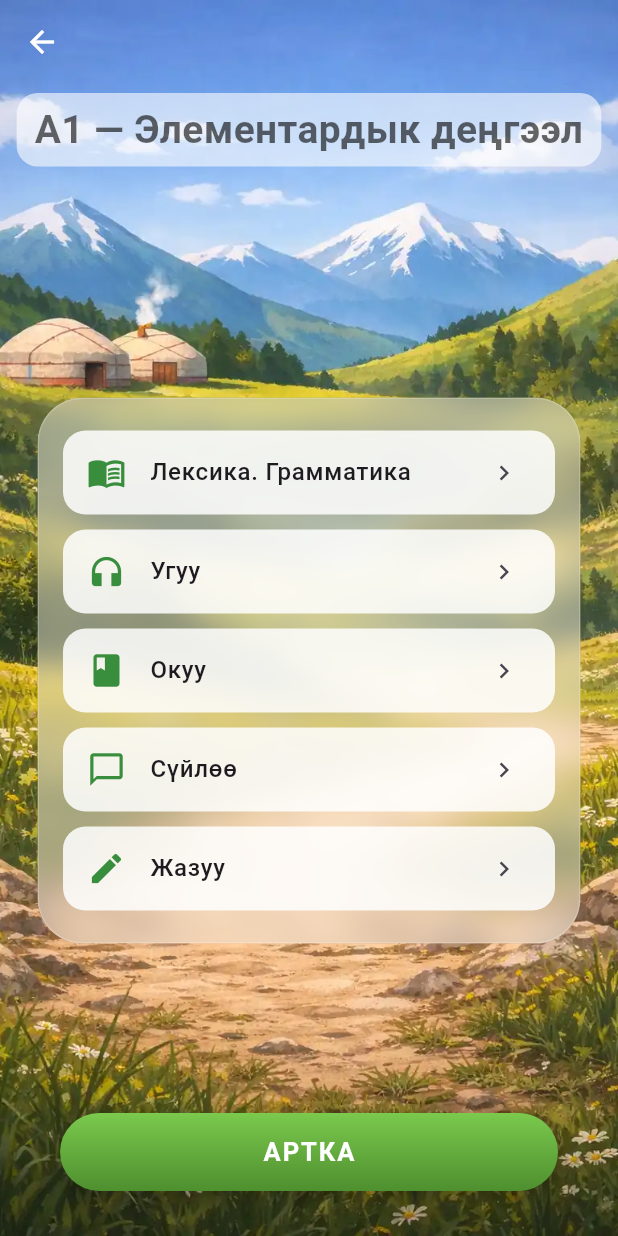
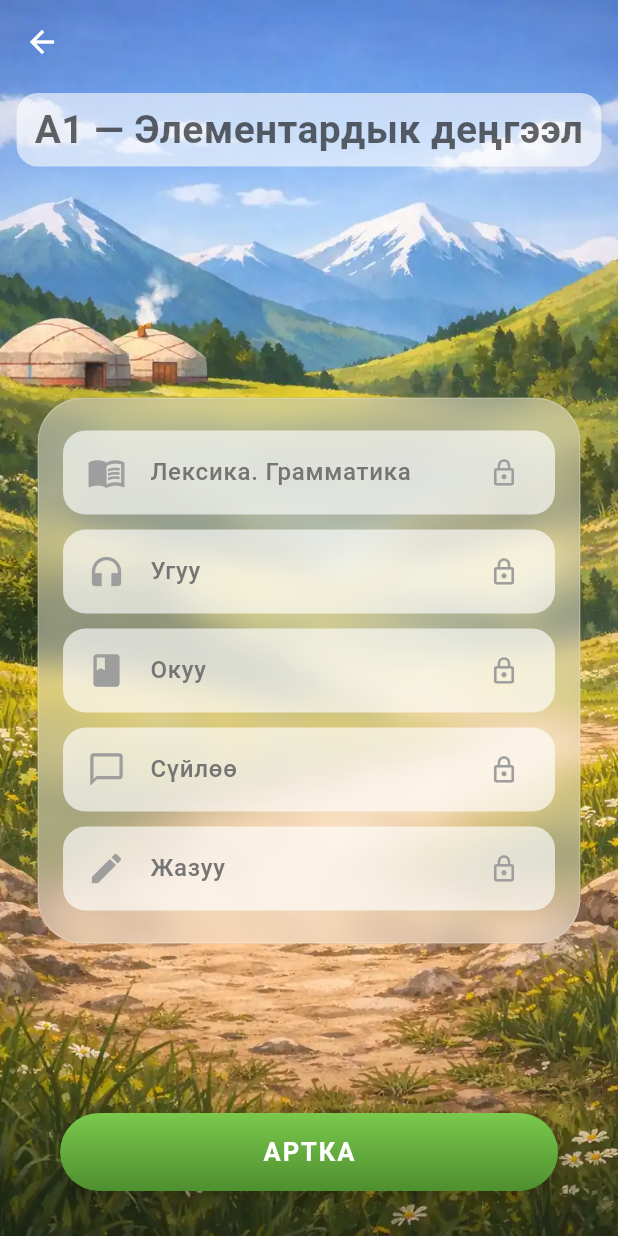
Before and after one commit to askatimm/Mobkyrgyztest, a Flutter app: the screen it shows after launch, after a tap on "Кыргызча", after a tap on "A1 Элементардык", on a phone screen of 412 x 824 dp. Run offline on Flutter 3.47's test engine with Material 3 defaults, Android fonts, the phone set to English and light mode, and no system bars; our stand-ins replace cloud_firestore, connectivity_plus, easy_localization, firebase_core, flutter_markdown, just_audio and 1 more; missing offline and left inert: record; accounts and stored records are empty.

Commit message:
Добавил подсказку первых букв для writing В1,В2,С2 и пустые субтесты неактивны

```diff
--- a/lib/level_detail_screen.dart
+++ b/lib/level_detail_screen.dart
@@ -1,7 +1,8 @@
 import 'dart:ui';
 import 'package:flutter/material.dart';
 import 'package:easy_localization/easy_localization.dart';
-import 'quiz_instructions_screen.dart'; // Проверь путь к файлу
+import 'quiz_instructions_screen.dart';
+import 'package:cloud_firestore/cloud_firestore.dart'; // Проверь путь к файлу
 
 class VolumeBackButton extends StatefulWidget {
   final String text;
@@ -109,6 +110,19 @@ class LevelDetailScreen extends StatelessWidget {
       default:
         return 'writing_instructions';
     }
+  }
+
+  Future<bool> _hasTasks(String subTestId) async {
+    final snapshot = await FirebaseFirestore.instance
+        .collection('levels')
+        .doc(levelId)
+        .collection('sub_tests')
+        .doc(subTestId)
+        .collection('tasks')
+        .limit(1)
+        .get();
+
+    return snapshot.docs.isNotEmpty;
   }
 
   @override
@@ -250,21 +264,45 @@ class LevelDetailScreen extends StatelessWidget {
     BuildContext context,
     String subTestId,
   ) {
+    return FutureBuilder<bool>(
+      future: _hasTasks(subTestId),
+      builder: (context, snapshot) {
+        final bool isLocked = !(snapshot.data ?? false);
+
         return Container(
           margin: const EdgeInsets.symmetric(vertical: 5),
           decoration: BoxDecoration(
-        color: Colors.white.withValues(alpha: 0.85),
+            color: Colors.white.withValues(alpha: isLocked ? 0.65 : 0.85),
             borderRadius: BorderRadius.circular(15),
           ),
           child: ListTile(
-        leading: Icon(icon, color: Colors.green[700], size: 26),
+            leading: Icon(
+              icon,
+              color: isLocked ? Colors.grey : Colors.green[700],
+              size: 26,
+            ),
             title: Text(
               textKey.tr(),
-          style: const TextStyle(fontSize: 16, fontWeight: FontWeight.w500),
+              style: TextStyle(
+                fontSize: 16,
+                fontWeight: FontWeight.w500,
+                color: isLocked ? Colors.grey[600] : Colors.black,
               ),
-        trailing: const Icon(Icons.chevron_right, size: 20),
-        onTap: () {
-          // ПЕРЕХОДИМ СРАЗУ В ИНСТРУКЦИИ
+            ),
+            trailing: snapshot.connectionState == ConnectionState.waiting
+                ? const SizedBox(
+                    width: 18,
+                    height: 18,
+                    child: CircularProgressIndicator(strokeWidth: 2),
+                  )
+                : Icon(
+                    isLocked ? Icons.lock_outline : Icons.chevron_right,
+                    size: 20,
+                    color: isLocked ? Colors.grey : Colors.black54,
+                  ),
+            onTap: isLocked
+                ? null
+                : () {
                     Navigator.push(
                       context,
                       MaterialPageRoute(
@@ -272,14 +310,14 @@ class LevelDetailScreen extends StatelessWidget {
                           levelId: levelId,
                           subTestId: subTestId,
                           subTestTitle: textKey.tr(),
-                instructionKey: _getInstructionKey(
-                  subTestId,
-                ), // Используем ключ из твоего JSON
+                          instructionKey: _getInstructionKey(subTestId),
                         ),
                       ),
                     );
                   },
           ),
         );
+      },
+    );
   }
 }
```
Also changed, not shown: lib/quiz_screen.dart (+39 -12 lines). Lines whose indentation alone changed are shown as unchanged.
